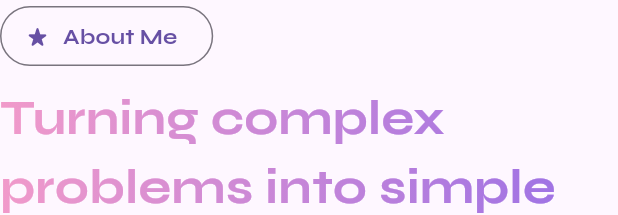
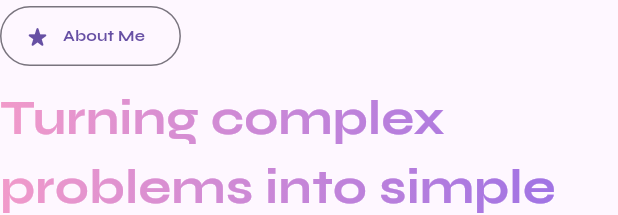
Before and after one commit to Muhammad-Ammar19/Ammar-Portfolio-Web-Page, a Flutter app: the FourthContainer widget shown alone on an empty page, opened directly, on a phone screen of 412 x 824 dp. Shown: the top 215 px of the screen. Run offline on Flutter 3.47's test engine with Material 3 defaults, Android fonts, the light colour scheme and no system bars; our stand-ins replace crystal_navigation_bar, get, simple_icons, widget_and_text_animator; network calls fail.

Commit message:
Update fourth_container.dart

```diff
--- a/muhammad_ammar/lib/widgets/fourth_container.dart
+++ b/muhammad_ammar/lib/widgets/fourth_container.dart
@@ -16,7 +16,7 @@ class FourthContainer extends StatelessWidget {
         ),
         label: const Text(
           "About Me",
-          style: TextStyle(fontWeight: FontWeight.w700, fontFamily: 'Syne'),
+          style: TextStyle(fontWeight: FontWeight.w700, fontFamily: 'Syne',fontSize: 10),
         ),
       ),
       SizedBox(height: Get.height * 0.01),
```
